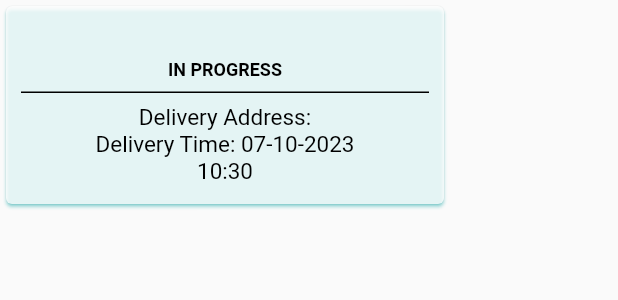
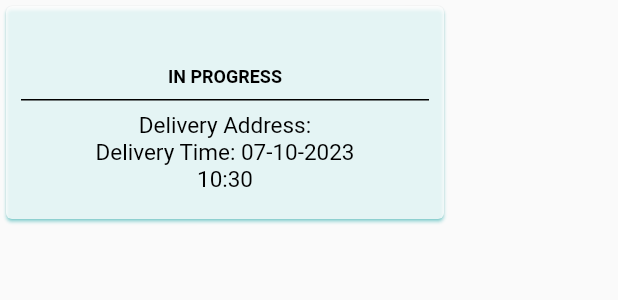
Before and after one commit to Juicybruce/urban-logistics, a Flutter app: the JobMarkerPopup widget shown alone on an empty page, opened directly with empty values, on a phone screen of 412 x 824 dp. Shown: the top 300 px of the screen. Run offline on Flutter 3.47's test engine with Material 2 defaults, Android fonts, the phone set to English and light mode, and no system bars; our stand-ins replace flutter_map, flutter_svg, geocoding, latlong2, location, supabase and 1 more; missing offline and left inert: flutter_map_location_marker, flutter_map_marker_popup; accounts and stored records are empty.

Commit message:
Fixed issue where merchants cancelling a job would automatically archive the post so it wouldnt appear in history. Slight layout adjustment

```diff
--- a/lib/driver/mapDriver.dart
+++ b/lib/driver/mapDriver.dart
@@ -419,7 +419,7 @@ class JobMarkerPopup extends StatelessWidget {
     var textColor = Colors.black;
     return Container(
       width: 300,
-      height: 140,
+      height: 150,
       child: Card(
         //transparent background
         color: Colors.white.withOpacity(0.8),
--- a/lib/merchant/activeMerchant.dart
+++ b/lib/merchant/activeMerchant.dart
@@ -55,7 +55,7 @@ class _activeMerchantState extends State<activeMerchant> {
     //await Future.delayed(const Duration(seconds: 0));
     await supabase
         .from('advertisments')
-        .update({'merchant_archived':  true, 'job_status': 'CANCELLED'})
+        .update({'job_status': 'CANCELLED'})
         .match({'job_id': jobID});
     getHistory();
   }
```
